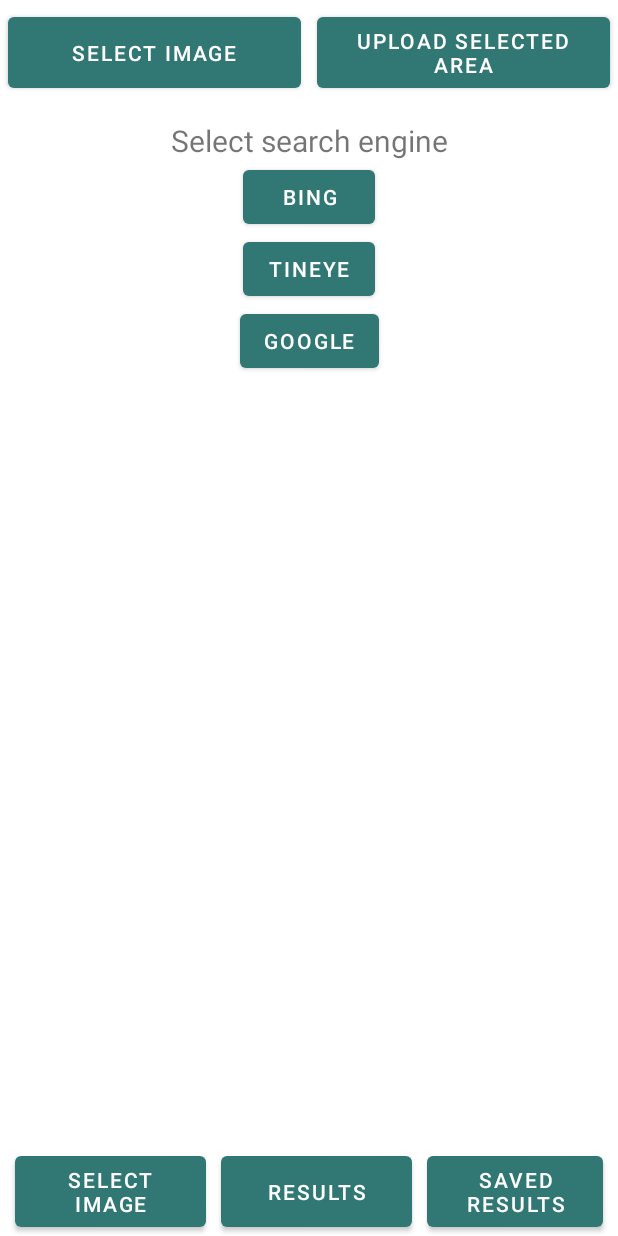
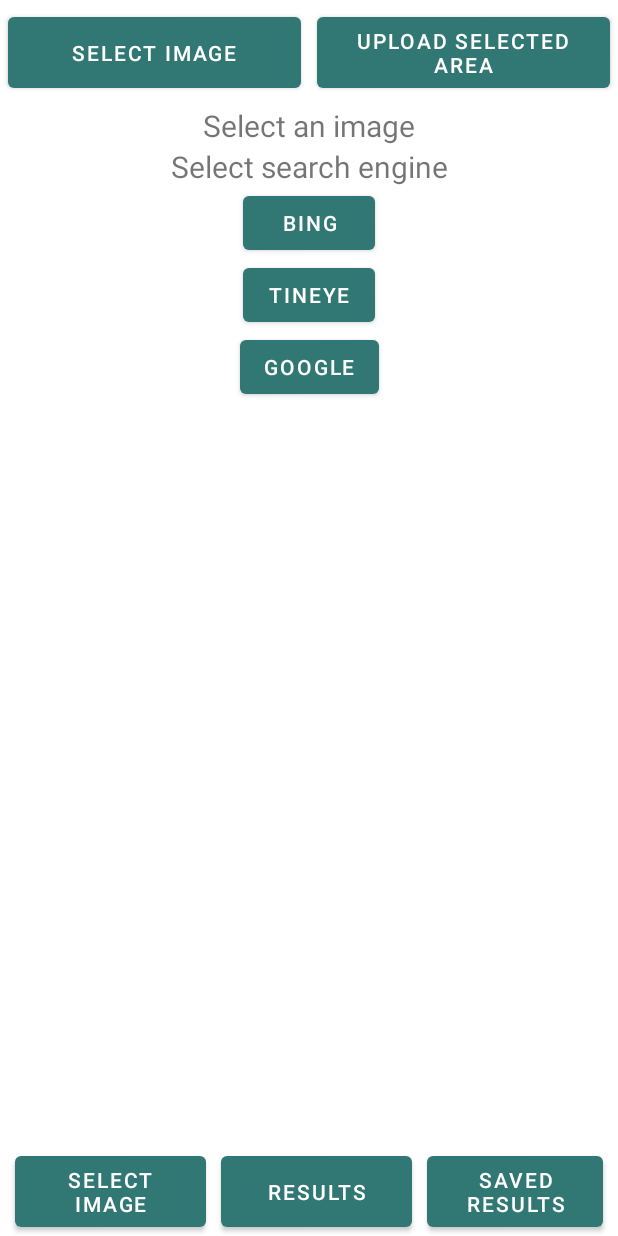
Before and after one commit to andersholt/AndroidExam, an Android app: the screen it shows after launch (MainActivity), after a tap on "UPLOAD SELECTED AREA", on a phone screen of 412 x 824 dp. Run offline under Robolectric (Android 15) with nearby library versions, the phone set to English and light mode, and no system bars; libraries missing offline, so code that uses them is left out: com.androidnetworking, com.androidnetworking.common, com.androidnetworking.error, com.androidnetworking.interfaces.

Commit message:
Fixed data transfer from child 1 to 2

```diff
--- a/app/src/main/java/no/android/androidexam/Api.kt
+++ b/app/src/main/java/no/android/androidexam/Api.kt
@@ -6,55 +6,57 @@ import com.androidnetworking.common.Priority
 import com.androidnetworking.error.ANError
 import com.androidnetworking.interfaces.JSONArrayRequestListener
 import com.androidnetworking.interfaces.StringRequestListener
+import kotlinx.coroutines.Dispatchers
+import kotlinx.coroutines.delay
+import kotlinx.coroutines.withContext
 import org.json.JSONArray
 import java.io.File
-import android.provider.MediaStore
-
-import android.app.Activity
-import android.database.Cursor
-import android.net.Uri
-import kotlinx.coroutines.delay
-import kotlinx.coroutines.runBlocking
-import java.lang.Thread.sleep
-import java.nio.channels.FileLockInterruptionException
-import kotlin.coroutines.CoroutineContext
 
 class ApiClient {
-    fun getByWebUrl(imageUrl: String, searchEngine: String): JSONArray {
-        var result: JSONArray = JSONArray()
+    fun getByWebUrl(imageUrl: String, searchEngine: String): ArrayList<ImageLinks> {
+        var listOfLinks = ArrayList<ImageLinks>()
         AndroidNetworking.get("http://api-edu.gtl.ai/api/v1/imagesearch/" + searchEngine)
             .addQueryParameter("url", imageUrl)
             .setPriority(Priority.LOW)
             .build()
             .getAsJSONArray(object : JSONArrayRequestListener {
                 override fun onResponse(response: JSONArray) {
-                    Log.i("Response: ", response.toString())
-                    result = response
+                    for (i in 0 until response.length()) {
+                        val element = response.getJSONObject(i)
+                        val imagelink = ImageLinks(element.get("thumbnail_link") as String,
+                            element.get("thumbnail_link") as String
+                        )
+                        listOfLinks.add(imagelink)
+                    }
+                    Log.i("Response: ", listOfLinks.toString())
                 }
                 override fun onError(error: ANError) {
                     Log.e("An error occured: ", error.toString())
                 }
             })
-        return result
+        return listOfLinks
     }
 
-    fun getBySendingImage(file: File): String  = runBlocking{
-        var result: String = ""
+    suspend fun getBySendingImage(file: File): String {
 
-        val request = AndroidNetworking.upload("http://api-edu.gtl.ai/api/v1/imagesearch/upload")
+        var result = ""
+        val request: String = withContext(Dispatchers.IO) {
+            AndroidNetworking.upload("http://api-edu.gtl.ai/api/v1/imagesearch/upload")
                 .addMultipartFile("image", file)
                 .setPriority(Priority.HIGH)
                 .build()
-            .getAsString(object: StringRequestListener {
+                .getAsString(object : StringRequestListener {
                     override fun onResponse(response: String) {
                         Log.i("Response", response)
                         result = response
                     }
+
                     override fun onError(error: ANError) {
                         Log.e("Error", error.toString())
                     }
-            })
-        delay(8000)
-        result
+                }).toString()
+        }
+        delay(3000)
+        return result
     }
 }
--- a/app/src/main/java/no/android/androidexam/Fragment1.kt
+++ b/app/src/main/java/no/android/androidexam/Fragment1.kt
@@ -1,21 +1,15 @@
 package no.android.androidexam
 
 import android.os.Bundle
-import android.util.Log
 import android.view.LayoutInflater
 import android.view.View
 import android.view.ViewGroup
 import android.widget.Button
-import android.widget.ImageView
 import androidx.fragment.app.Fragment
-import androidx.fragment.app.FragmentResultListener
-import androidx.lifecycle.LifecycleOwner
 
 
 class Fragment1 : Fragment() {
-    lateinit var image: ImageView
-    var link = Bundle()
-
+    val bundle = Bundle()
 
     override fun onCreateView(
         inflater: LayoutInflater, container: ViewGroup?,
@@ -31,23 +25,16 @@ class Fragment1 : Fragment() {
         uploadImage.setOnClickListener{
             switchFragment(view.findViewWithTag("2"))
         }
-        childFragmentManager.setFragmentResultListener("link", viewLifecycleOwner, FragmentResultListener { requestKey, result ->
-            link = result
-        })
 
         switchFragment(view.findViewWithTag("1"))
+
+
 
         return view
     }
 
-
     private fun switchFragment(v: View) {
-
-        Log.i("REsultggg", link.toString())
-
         if (Integer.parseInt(v.tag.toString()) == 1) {
-            val fragment = Fragment1Child1()
-
             childFragmentManager
                 .beginTransaction()
                 .replace(
@@ -57,12 +44,13 @@ class Fragment1 : Fragment() {
                 )
                 .commit()
         } else if (Integer.parseInt(v.tag.toString()) == 2) {
-            val fragment = Fragment1Child2()
+            val fragment1Child2 = Fragment1Child2()
+            fragment1Child2.arguments = bundle
             childFragmentManager
                 .beginTransaction()
                 .replace(
                     R.id.child_fragment_container,
-                    Fragment1Child2(),
+                    fragment1Child2,
                     "Fragment1Child2"
                 )
                 .commit()
--- a/app/src/main/java/no/android/androidexam/Fragment1Child2.kt
+++ b/app/src/main/java/no/android/androidexam/Fragment1Child2.kt
@@ -1,44 +1,63 @@
 package no.android.androidexam
 
+import android.app.Activity
 import android.os.Bundle
-import android.util.Log
 import android.view.LayoutInflater
 import android.view.View
 import android.view.ViewGroup
 import android.widget.Button
+import android.widget.TextView
 import android.widget.Toast
+import androidx.core.os.bundleOf
 import androidx.fragment.app.Fragment
-
-
-
+import kotlinx.coroutines.Dispatchers
+import kotlinx.coroutines.GlobalScope
+import kotlinx.coroutines.launch
+import kotlinx.coroutines.runBlocking
 
 
 class Fragment1Child2: Fragment() {
+    private lateinit var link: String
+    val apiClient = ApiClient()
+
+
     override fun onCreateView(
         inflater: LayoutInflater, container: ViewGroup?,
         savedInstanceState: Bundle?
     ): View? {
         Toast.makeText(activity, "Fragment 1 onCreateView", Toast.LENGTH_SHORT).show()
+        val view = inflater.inflate(R.layout.fragment1_child2, container, false)
+        val linkText:TextView = view.findViewById(R.id.linkText)
+
+        parentFragmentManager.setFragmentResultListener("requestKey", viewLifecycleOwner) { requestKey, bundle ->
+            val result = bundle.getString("bundleKey")
+            if (result != null) {
+                link = result
+            }
+            linkText.text = result
+        }
 
 
-        Log.i("Args", arguments.toString())
-
-
-        val view = inflater.inflate(R.layout.fragment1_child2, container, false)
 
         val bing: Button = view.findViewById(R.id.bing)
+        bing.setOnClickListener{
+            onClick(view.findViewWithTag("bing"))
+        }
+
         val google: Button = view.findViewById(R.id.google)
+        google.setOnClickListener{
+            onClick(view.findViewWithTag("google"))
+        }
         val tineye: Button = view.findViewById(R.id.tineye)
-
+        tineye.setOnClickListener{
+            onClick(view.findViewWithTag("tineye"))
+        }
         return view
     }
 
-    fun onClick(v: View) {
-        when (v.id) {
-            R.id.bing -> {}
-            R.id.google -> {}
-            R.id.tineye -> {}
-            else -> {}
+    private fun onClick(v: View) {
+        GlobalScope.launch(Dispatchers.IO) {
+            runBlocking {apiClient.getByWebUrl(link, v.tag as String) }
         }
     }
 }
--- a/app/src/main/java/no/android/androidexam/Fragment2.kt
+++ b/app/src/main/java/no/android/androidexam/Fragment2.kt
@@ -50,7 +50,7 @@ class Fragment2 : Fragment() {
         )
         imageAdapter = ImageAdapter(cats)
 
-        recyclerView.setAdapter(imageAdapter)
+        recyclerView.adapter = imageAdapter
         return view
     }
 
--- /dev/null
+++ b/app/src/main/java/no/android/androidexam/ImageLinks.kt
@@ -0,0 +1,3 @@
+package no.android.androidexam
+
+class ImageLinks(val imageLink: String, val thumbNailLink: String)
--- a/app/src/main/res/layout/fragment1_child2.xml
+++ b/app/src/main/res/layout/fragment1_child2.xml
@@ -1,6 +1,7 @@
 <?xml version="1.0" encoding="utf-8"?>
 <androidx.constraintlayout.widget.ConstraintLayout xmlns:android="http://schemas.android.com/apk/res/android"
     xmlns:app="http://schemas.android.com/apk/res-auto"
+    xmlns:tools="http://schemas.android.com/tools"
     android:layout_width="match_parent"
     android:layout_height="match_parent">
 
@@ -8,12 +9,11 @@
         android:id="@+id/textView"
         android:layout_width="wrap_content"
         android:layout_height="wrap_content"
-        android:layout_marginTop="10dp"
         android:text="Select search engine"
         android:textSize="20sp"
         app:layout_constraintEnd_toEndOf="parent"
         app:layout_constraintStart_toStartOf="parent"
-        app:layout_constraintTop_toTopOf="parent">
+        app:layout_constraintTop_toBottomOf="@+id/linkText">
 
     </TextView>
 
@@ -25,7 +25,8 @@
         android:text="Bing"
         app:layout_constraintEnd_toEndOf="parent"
         app:layout_constraintStart_toStartOf="parent"
-        app:layout_constraintTop_toBottomOf="@+id/textView"></Button>
+        app:layout_constraintTop_toBottomOf="@+id/textView"
+        />
 
     <Button
         android:id="@+id/google"
@@ -35,7 +36,7 @@
         android:text="Google"
         app:layout_constraintEnd_toEndOf="parent"
         app:layout_constraintStart_toStartOf="parent"
-        app:layout_constraintTop_toBottomOf="@+id/tineye"></Button>
+        app:layout_constraintTop_toBottomOf="@+id/tineye" />
 
     <Button
         android:id="@+id/tineye"
@@ -45,7 +46,17 @@
         android:text="Tineye"
         app:layout_constraintEnd_toEndOf="parent"
         app:layout_constraintStart_toStartOf="parent"
-        app:layout_constraintTop_toBottomOf="@+id/bing"></Button>
+        app:layout_constraintTop_toBottomOf="@+id/bing" />
+
+    <TextView
+        android:id="@+id/linkText"
+        android:layout_width="wrap_content"
+        android:layout_height="wrap_content"
+        android:text="Select an image"
+        android:textSize="20sp"
+        app:layout_constraintEnd_toEndOf="parent"
+        app:layout_constraintStart_toStartOf="parent"
+        app:layout_constraintTop_toTopOf="parent" />
 
 
 </androidx.constraintlayout.widget.ConstraintLayout>
```
Also changed, not shown: app/src/main/java/no/android/androidexam/Fragment1Child1.kt (+19 -24 lines), app/src/main/java/no/android/androidexam/MainActivity.kt (+1 -15 lines). Lines whose indentation alone changed are shown as unchanged.
